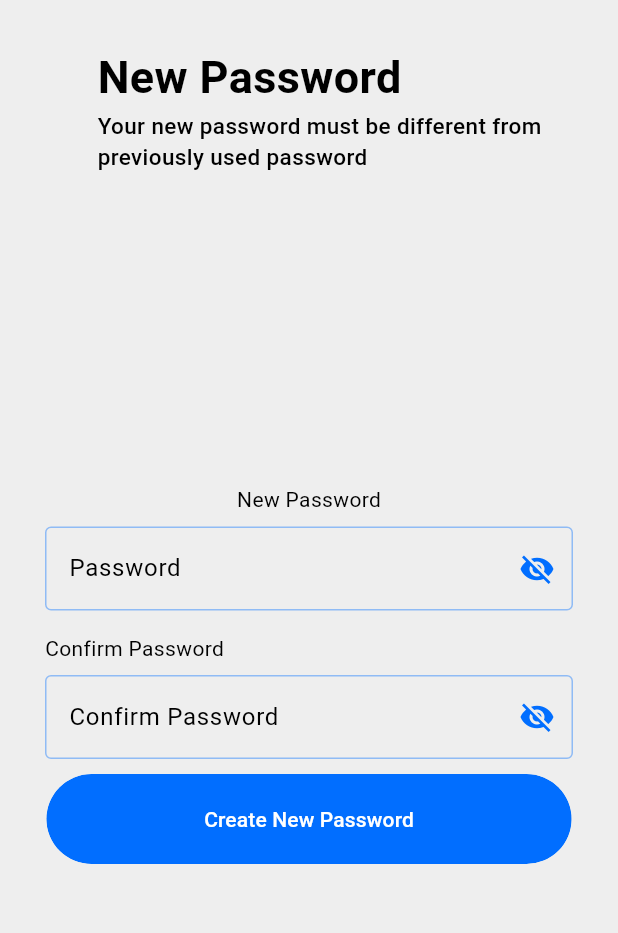
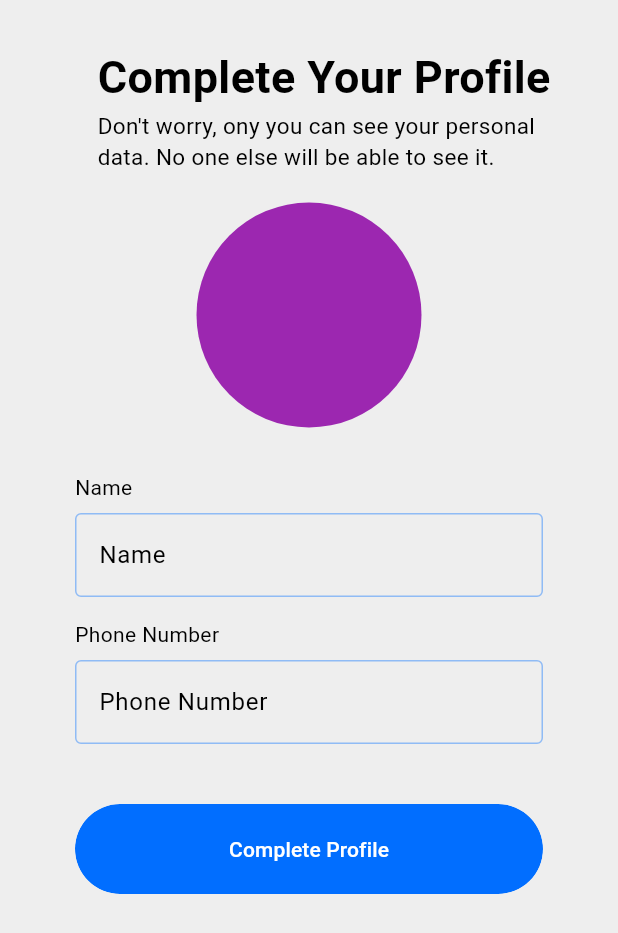
Before and after one commit to sam-kym/Workout, a Flutter app: the screen it shows after launch, on a phone screen of 412 x 824 dp. Shown: the top 933 px of the screen. Run offline on Flutter 3.47's test engine with Material 3 defaults, Android fonts, the phone set to English and light mode, and no system bars; Roboto replaces fonts that are missing (Poppins).

Commit message:
profile page

```diff
--- a/lib/main.dart
+++ b/lib/main.dart
@@ -1,6 +1,6 @@
 import 'package:flutter/material.dart';
 import 'package:gym/utils/styles.dart';
-import 'package:gym/view/auth/password_reset.dart';
+import 'package:gym/view/complete_profile.dart';
 
 void main() {
   runApp(const MyApp());
@@ -14,6 +14,6 @@
   Widget build(BuildContext context) {
     return MaterialApp(
       debugShowCheckedModeBanner: false,
-        theme: appTheme, home: const PasswordReset());
+        theme: appTheme, home: const CompleteProfile());
   }
 }
--- a/lib/view/auth/password_reset.dart
+++ b/lib/view/auth/password_reset.dart
@@ -32,7 +32,7 @@ class _PasswordResetState extends State<PasswordReset> {
     return Scaffold(
       body: SafeArea(
         child: Padding(
-          padding: const EdgeInsets.all(30),
+          padding: const EdgeInsets.symmetric(vertical: 30, horizontal: 20),
           child: Column(
             mainAxisAlignment: MainAxisAlignment.center,
             crossAxisAlignment: CrossAxisAlignment.center,
@@ -40,7 +40,10 @@ class _PasswordResetState extends State<PasswordReset> {
               Align(
                 alignment: Alignment.centerLeft,
                 child: SizedBox(
-                  child: Column(children: [
+                  child: Column(
+                    crossAxisAlignment: CrossAxisAlignment.center,
+                      mainAxisAlignment: MainAxisAlignment.center,
+                      children: [
                     Padding(
                       padding: const EdgeInsets.only(left: 35),
                       child: Text.rich(TextSpan(
@@ -60,7 +63,7 @@ class _PasswordResetState extends State<PasswordReset> {
                   child: Form(
                 key: _formKey,
                 child: Column(
-                  mainAxisAlignment: MainAxisAlignment.center,
+                  mainAxisAlignment: MainAxisAlignment.start,
                   crossAxisAlignment: CrossAxisAlignment.center,
                   children: [
                     widget.isForgotten
--- /dev/null
+++ b/lib/view/complete_profile.dart
@@ -0,0 +1,158 @@
+import 'package:flutter/material.dart';
+import 'package:gym/utils/custom_buttons.dart';
+import 'package:gym/utils/custom_textfields.dart';
+import 'package:gym/utils/styles.dart';
+
+class CompleteProfile extends StatefulWidget {
+  const CompleteProfile({super.key});
+
+  @override
+  State<CompleteProfile> createState() => _CompleteProfileState();
+}
+
+class _CompleteProfileState extends State<CompleteProfile> {
+  final _nameController = TextEditingController();
+  final _phoneController = TextEditingController();
+  final _formKey = GlobalKey<FormState>();
+  //  gender
+  String selectedGender = "";
+  final genderOptions = ["Male", "Female", "Prefer not to Disclose"];
+  @override
+  Widget build(BuildContext context) {
+    return Scaffold(
+      body: SafeArea(
+        child: Padding(
+          padding: EdgeInsets.symmetric(vertical: 30, horizontal: 30),
+          child: Column(
+            crossAxisAlignment: CrossAxisAlignment.center,
+            // mainAxisAlignment: MainAxisAlignment,,
+            children: [
+              Align(
+                alignment: Alignment.center,
+                child: SizedBox(
+                  child: Padding(
+                    padding: EdgeInsets.only(left: 35),
+                    child: Column(
+                      crossAxisAlignment: CrossAxisAlignment.center,
+                      mainAxisAlignment: MainAxisAlignment.center,
+                      children: [
+                        Text.rich(TextSpan(
+                            text: "Complete Your Profile\n",
+                            style: poppinsBold.copyWith(
+                              fontSize: 30,
+                            ),
+                            children: [
+                              TextSpan(
+                                  text:
+                                      "Don't worry, ony you can see your personal data. No one else will be able to see it.",
+                                  style: poppinsRegular.copyWith(
+                                    fontSize: 15,
+                                  ))
+                            ]))
+                      ],
+                    ),
+                  ),
+                ),
+              ),
+              Flexible(
+                  child: Form(
+                key: _formKey,
+                child: Padding(
+                  padding: const EdgeInsets.all(20.0),
+                  child: Column(
+                    children: [
+                      Container(
+                        height: 150,
+                        width: 150,
+                        decoration: BoxDecoration(
+                          color: Colors.purple,
+                          borderRadius: BorderRadius.circular(150),
+                        ),
+                      ),
+                      SizedBox(
+                        height: 30,
+                      ),
+                      const Align(
+                        alignment: Alignment.centerLeft,
+                        child: Text('Name'),
+                      ),
+                      const SizedBox(
+                        height: 7,
+                      ),
+                      CustomTextField(
+                        validator: (value) {
+                          try {
+                            if (value == null || value.isEmpty) {
+                              return "Name field is empty";
+                            }
+                            return null;
+                          } catch (e) {
+                            print(e);
+                            return null;
+                          }
+                        },
+                        inputType: TextInputType.name,
+                        controller: _nameController,
+                        hintText: "John Doe",
+                        labelText: "Name",
+                      ),
+                      SizedBox(
+                        height: 15,
+                      ),
+                      const Align(
+                        alignment: Alignment.centerLeft,
+                        child: Text('Phone Number'),
+                      ),
+                      const SizedBox(
+                        height: 7,
+                      ),
+                      CustomTextField(
+                        validator: (value) {
+                          try {
+                            if (value == null || value.isEmpty) {
+                              return "Enter Phone Number";
+                            }
+                            return null;
+                          } catch (e) {
+                            print(e);
+                            return null;
+                          }
+                        },
+                        controller: _phoneController,
+                        hintText: "Enter Phone Number",
+                        labelText: "Phone Number",
+                      ),
+                      SizedBox(
+                        height: 15,
+                      ),
+                      //   gender dropdown
+                      // DropdownButton<String>(
+                      //   value: selectedGender,
+                      //   items: genderOptions
+                      //       .map((option) => DropdownMenuItem(
+                      //           value: option, child: Text(option)))
+                      //       .toList(),
+                      //   onChanged: (value) {
+                      //     setState(() {
+                      //       selectedGender = value!;
+                      //     });
+                      //   },
+                      //   hint: Text("Select"),
+                      // ),
+                      SizedBox(
+                        height: 15,
+                      ),
+                      CustomButtons(
+                        buttonName: "Complete Profile",
+                      )
+                    ],
+                  ),
+                ),
+              ))
+            ],
+          ),
+        ),
+      ),
+    );
+  }
+}
```
